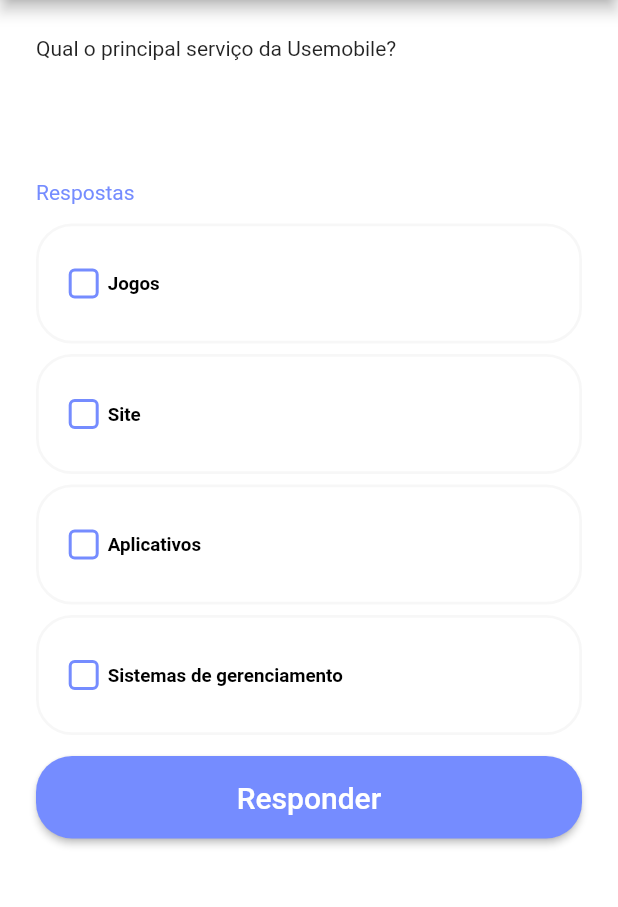
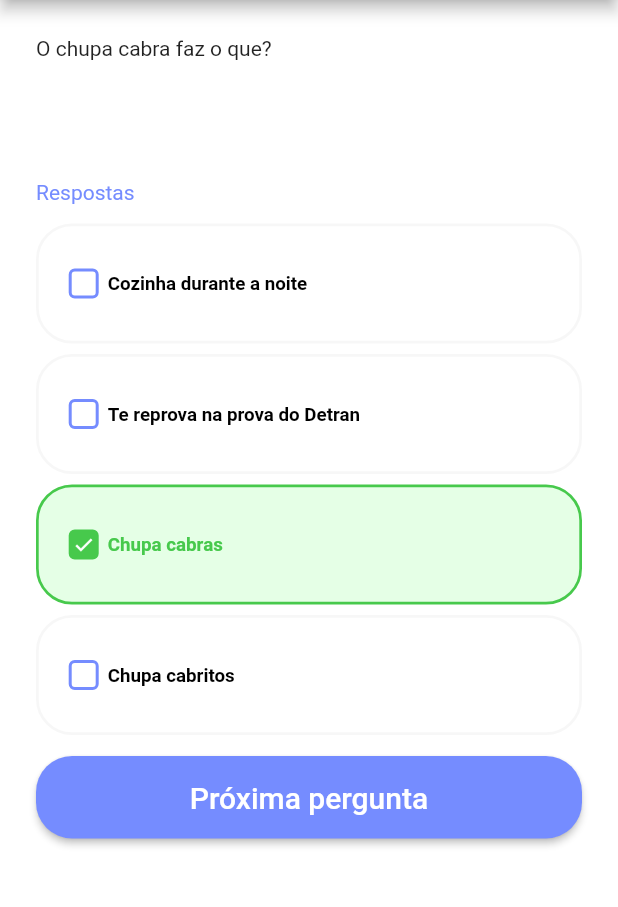
Before and after one commit to sthephanytezza/perguntados, a Flutter app: the QuestionPage screen opened directly with empty values, after a tap on "Responder", on a phone screen of 412 x 824 dp, the part 84-991 px from its top. Run offline on Flutter 3.47's test engine with Material 2 defaults, Android fonts, the phone set to English and light mode, and no system bars.

Commit message:
Computando acertos do usuário

```diff
--- a/lib/data.dart
+++ b/lib/data.dart
@@ -1,12 +1,6 @@
 import 'class/question.dart';
 
 const List<Question> questionsData = [
-  Question('Qual o principal serviço da Usemobile?',
-      ['Jogos', 'Site', 'Aplicativos', 'Sistemas de gerenciamento'], 2),
-  Question('Qual o melhor time de Minas Gerais?',
-      ['Cruzeiro', 'Atlético', 'América', 'Uberlândia'], 0),
-  Question('Qual com quantos paus se faz uma canoa?',
-      ['1', '100', '50.000.000', 'Não sei'], 3),
   Question(
       'O chupa cabra faz o que?',
       [
@@ -16,6 +10,12 @@ const List<Question> questionsData = [
         'Chupa cabritos'
       ],
       2),
+  Question('Qual o principal serviço da Usemobile?',
+      ['Jogos', 'Site', 'Aplicativos', 'Sistemas de gerenciamento'], 2),
+  Question('Qual o melhor time de Minas Gerais?',
+      ['Cruzeiro', 'Atlético', 'América', 'Uberlândia'], 0),
+  Question('Qual com quantos paus se faz uma canoa?',
+      ['1', '100', '50.000.000', 'Não sei'], 3),
   Question('Qual é o pai da Ciência da Computação?',
       ['Alan Buring', 'Alan Turing', 'Alano Ing', 'Amadeu da Silva'], 1),
   Question(
--- a/lib/ui/pages/home_page.dart
+++ b/lib/ui/pages/home_page.dart
@@ -14,6 +14,7 @@ class _HomePageState extends State<HomePage> {
 
   void incrementPontos() {
     pontos++;
+    debugPrint('pontos: $pontos');
   }
 
   @override
--- a/lib/ui/pages/question_page.dart
+++ b/lib/ui/pages/question_page.dart
@@ -18,6 +18,7 @@ class QuestionPage extends StatefulWidget {
 class _QuestionPageState extends State<QuestionPage> {
   int selectedQuestion = 0;
   bool checkQuestion = false;
+
   late List<Question> questions;
 
   @override
@@ -31,6 +32,7 @@ class _QuestionPageState extends State<QuestionPage> {
     setState(() {
       selectedQuestion++;
     });
+    debugPrint('questão selecionda: $selectedQuestion');
   }
 
   void updateCheckQuestion() {
@@ -55,7 +57,8 @@ class _QuestionPageState extends State<QuestionPage> {
             question: questions[selectedQuestion],
             checkQuestion: checkQuestion,
             incrementQuestion: incrementQuestion,
-            updateCheckQuestion: updateCheckQuestion),
+            updateCheckQuestion: updateCheckQuestion,
+            incrementPontos: widget.incrementPontos),
       ),
     );
   }
@@ -66,6 +69,7 @@ class ContainerQuestion extends StatefulWidget {
   final bool checkQuestion;
   final Function() incrementQuestion;
   final Function() updateCheckQuestion;
+  final Function() incrementPontos;
 
   const ContainerQuestion({
     Key? key,
@@ -73,6 +77,7 @@ class ContainerQuestion extends StatefulWidget {
     required this.checkQuestion,
     required this.incrementQuestion,
     required this.updateCheckQuestion,
+    required this.incrementPontos,
   }) : super(key: key);
 
   @override
@@ -108,8 +113,6 @@ void changeColors(
 
 BoxDecoration containerDetails(bool selected, int chosen, int index,
     Question question, bool checkQuestion) {
-  debugPrint('index: $index');
-
   if (checkQuestion) {
     if (index == question.correct) {
       return BoxDecoration(
@@ -248,6 +251,7 @@ Widget containerOption(int _selected, int index, Function() onTap,
 
 class _ContainerQuestionState extends State<ContainerQuestion> {
   int _selected = -1;
+  String textButton = 'Responder';
 
   void changeIndex(int index) {
     setState(() {
@@ -256,8 +260,17 @@ class _ContainerQuestionState extends State<ContainerQuestion> {
   }
 
   void computeQuestion(bool checkQuestion, int _selected, int correct) {
-    if (_selected > -1) {
+    if (_selected > -1 && checkQuestion) {
       widget.updateCheckQuestion();
+      textButton = 'Responder';
+      if (_selected == correct) {
+        widget.incrementPontos();
+      }
+      changeIndex(-1);
+      widget.incrementQuestion();
+    } else {
+      widget.updateCheckQuestion();
+      textButton = 'Próxima pergunta';
     }
   }
 
@@ -298,9 +311,9 @@ class _ContainerQuestionState extends State<ContainerQuestion> {
                 borderRadius: BorderRadius.circular(24.0),
               ),
             ),
-            child: const Text(
-              'Responder',
-              style: TextStyle(
+            child: Text(
+              textButton,
+              style: const TextStyle(
                 fontSize: 20,
               ),
             ),
```
